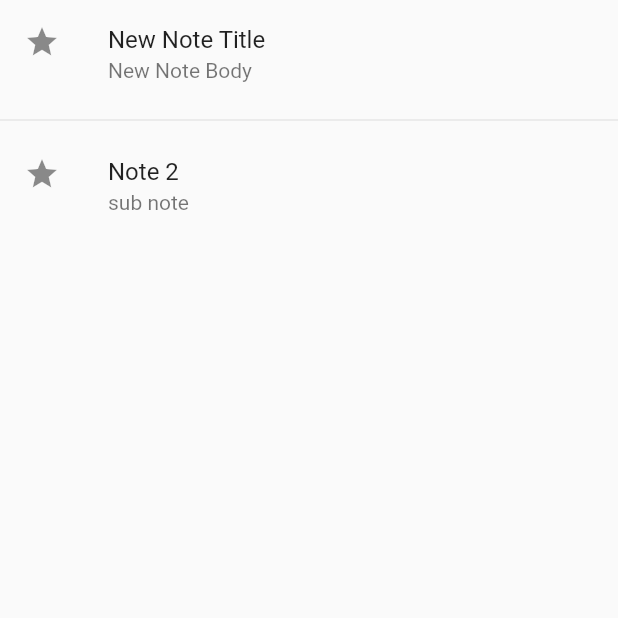
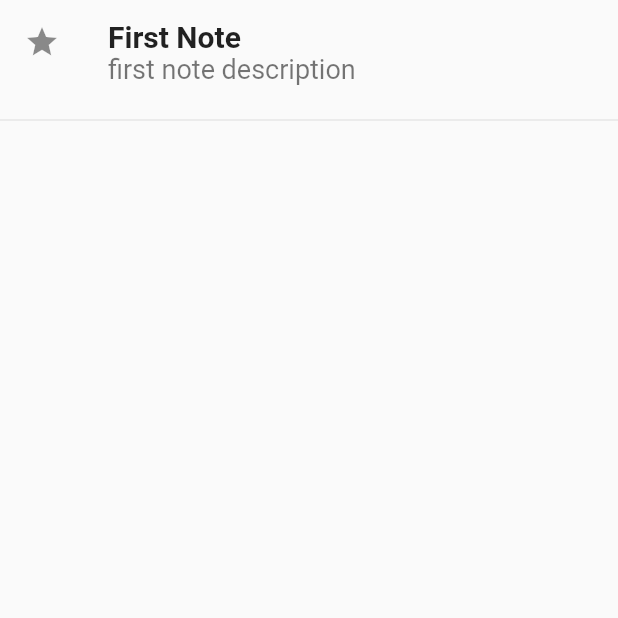
Before and after one commit to Nishu-Gamage/FF-R02_Notepad, a Flutter app: the DisplayNotes screen opened directly, on a phone screen of 412 x 824 dp, the top half of it. Run offline on Flutter 3.47's test engine with Material 2 defaults, Android fonts, the phone set to English and light mode, and no system bars; our stand-ins replace device_preview.

Commit message:
[Display_Note] - display all added notes

```diff
--- a/lib/models/NotesOperation.dart
+++ b/lib/models/NotesOperation.dart
@@ -1,15 +1,20 @@
 import 'package:flutter/cupertino.dart';
 import 'package:notepad/models/Note.dart';
-import 'package:notepad/screens/add_note.dart';
 
 class NotesOperationModel extends ChangeNotifier {
-
   List<NoteModel> _notes = <NoteModel>[];
 
-  addNewNote(String title, String description){
+  List<NoteModel> get getNotes {
+    return _notes;
+  }
+
+  NotesOperationModel() {
+    addNewNote('First Note', 'first note description');
+  }
+
+  void addNewNote(String title, String description) {
     NoteModel note = NoteModel(title, description);
-    print(title);
-    print(description);
-
+    _notes.add(note);
+    notifyListeners();
   }
 }
--- a/lib/screens/display_notes.dart
+++ b/lib/screens/display_notes.dart
@@ -1,29 +1,44 @@
-import 'package:flutter/cupertino.dart';
 import 'package:flutter/material.dart';
+import 'package:provider/provider.dart';
+
+import '../models/Note.dart';
+import '../models/NotesOperation.dart';
 
 class DisplayNotes extends StatelessWidget {
+  const DisplayNotes({super.key});
+
+  @override
+  Widget build(BuildContext context) {
+    return Scaffold(
+      body: Consumer<NotesOperationModel>(
+          builder: (context, NotesOperationModel modelData, child) {
+        return ListView.builder(
+            itemCount: modelData.getNotes.length,
+            itemBuilder: (context, index) {
+              return NotesCard(modelData.getNotes[index]);
+            });
+      }),
+    );
+  }
+}
+
+class NotesCard extends StatelessWidget {
+  final NoteModel note;
+
+  const NotesCard(this.note);
+
   @override
   Widget build(BuildContext context) {
     return Container(
-    child: ListView(
-      scrollDirection: Axis.vertical,
-      children: [
+      child: Column(crossAxisAlignment: CrossAxisAlignment.start, children: [
         ListTile(
           leading: Icon(Icons.star),
-          title: Text('New Note Title'),
-          subtitle: Text("New Note Body"),
-          onTap: () {},
+          title: Text(note.noteTitle,
+              style: TextStyle(fontSize: 20, fontWeight: FontWeight.bold)),
+          subtitle: Text(note.noteDescription, style: TextStyle(fontSize: 18)),
         ),
-        Divider(),
-        ListTile(
-          leading: Icon(Icons.star),
-          // leading: Icon(Icons.settings),
-          title: Text('Note 2'),
-          subtitle: Text("sub note"),
-          onTap: () {},
-        ),
-      ],
-    ),
-  );
+        const Divider(),
+      ]),
+    );
   }
 }
```
